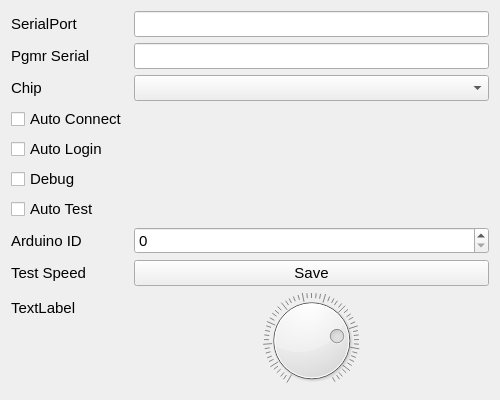
Old version of the form Settings.ui in the repository dhahaj/EAX-Python-Interface.
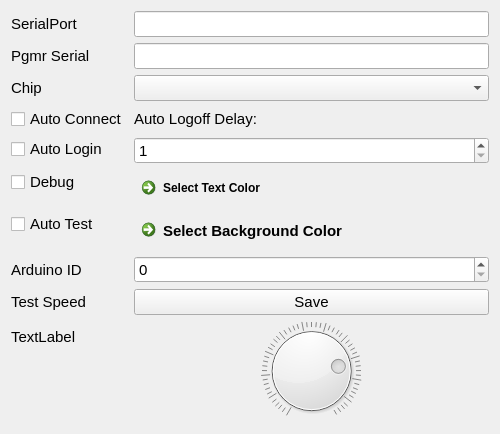
New version of the form. Icons and pictures are not drawn.

The edit to the form file:
```diff
--- a/Settings.ui
+++ b/Settings.ui
@@ -7,7 +7,7 @@
     <x>0</x>
     <y>0</y>
     <width>500</width>
-    <height>400</height>
+    <height>434</height>
    </rect>
   </property>
   <property name="windowTitle">
@@ -101,6 +101,21 @@
        </property>
       </widget>
      </item>
+     <item row="3" column="1">
+      <widget class="QLabel" name="label_3">
+       <property name="font">
+        <font>
+         <pointsize>11</pointsize>
+        </font>
+       </property>
+       <property name="text">
+        <string>Auto Logoff Delay:</string>
+       </property>
+       <property name="margin">
+        <number>4</number>
+       </property>
+      </widget>
+     </item>
      <item row="4" column="0">
       <widget class="QCheckBox" name="checkBox_logon">
        <property name="font">
@@ -113,27 +128,21 @@
        </property>
       </widget>
      </item>
-     <item row="5" column="0">
-      <widget class="QCheckBox" name="checkBox_debug">
+     <item row="4" column="1">
+      <widget class="QSpinBox" name="spinBox_autologoff_delay">
        <property name="font">
         <font>
          <pointsize>11</pointsize>
         </font>
        </property>
-       <property name="text">
-        <string>Debug</string>
+       <property name="specialValueText">
+        <string/>
        </property>
-      </widget>
-     </item>
-     <item row="6" column="0">
-      <widget class="QCheckBox" name="checkBox_test">
-       <property name="font">
-        <font>
-         <pointsize>11</pointsize>
-        </font>
+       <property name="showGroupSeparator" stdset="0">
+        <bool>false</bool>
        </property>
-       <property name="text">
-        <string>Auto Test</string>
+       <property name="minimum">
+        <number>1</number>
        </property>
       </widget>
      </item>
@@ -158,6 +167,18 @@
        </property>
       </widget>
      </item>
+     <item row="8" column="0">
+      <widget class="QLabel" name="label">
+       <property name="font">
+        <font>
+         <pointsize>11</pointsize>
+        </font>
+       </property>
+       <property name="text">
+        <string>Test Speed</string>
+       </property>
+      </widget>
+     </item>
      <item row="8" column="1">
       <widget class="QPushButton" name="pushButton_save">
        <property name="font">
@@ -212,15 +233,47 @@
        </property>
       </widget>
      </item>
-     <item row="8" column="0">
-      <widget class="QLabel" name="label">
+     <item row="5" column="0">
+      <widget class="QCheckBox" name="checkBox_debug">
        <property name="font">
         <font>
          <pointsize>11</pointsize>
         </font>
        </property>
        <property name="text">
-        <string>Test Speed</string>
+        <string>Debug</string>
+       </property>
+      </widget>
+     </item>
+     <item row="5" column="1">
+      <widget class="QCommandLinkButton" name="commandLinkButton_select_color">
+       <property name="text">
+        <string>Select Text Color</string>
+       </property>
+      </widget>
+     </item>
+     <item row="6" column="1">
+      <widget class="QCommandLinkButton" name="commandLinkButton_bg_color">
+       <property name="font">
+        <font>
+         <family>Segoe UI</family>
+         <pointsize>11</pointsize>
+        </font>
+       </property>
+       <property name="text">
+        <string>Select Background Color</string>
+       </property>
+      </widget>
+     </item>
+     <item row="6" column="0">
+      <widget class="QCheckBox" name="checkBox_test">
+       <property name="font">
+        <font>
+         <pointsize>11</pointsize>
+        </font>
+       </property>
+       <property name="text">
+        <string>Auto Test</string>
        </property>
       </widget>
      </item>
```
